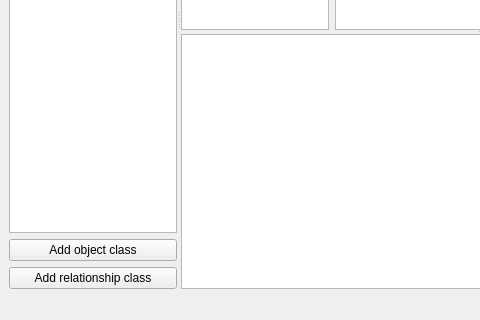
The window that spinetoolbox/ui/tabular_view_form.ui (spine-tools/Spine-Toolbox) describes before a commit, drawn with Qt 5; both pictures show x 0 to 480 and y 280 to 600 of the 800 by 600 pixel window.
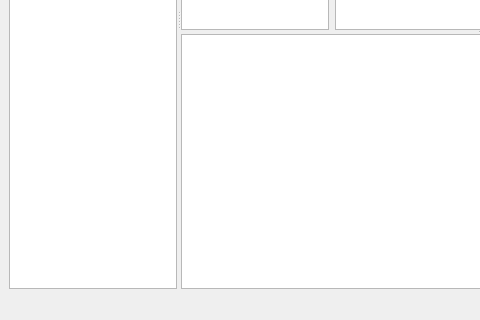
The same window after the commit. Icons and pictures are not drawn. Custom widgets are drawn as their Qt base class.

Commit message:
Remove unused buttons from Tabular view
Add Object Class and Add Relationship Class buttons are now gone from
the ui.

Re #461

Patch:
```diff
--- a/spinetoolbox/ui/tabular_view_form.ui
+++ b/spinetoolbox/ui/tabular_view_form.ui
@@ -60,20 +60,6 @@
         <item>
          <widget class="QListWidget" name="list_select_class"/>
         </item>
-        <item>
-         <widget class="QPushButton" name="pushButton_add_object_class">
-          <property name="text">
-           <string>Add object class</string>
-          </property>
-         </widget>
-        </item>
-        <item>
-         <widget class="QPushButton" name="pushButton_add_relationship_class">
-          <property name="text">
-           <string>Add relationship class</string>
-          </property>
-         </widget>
-        </item>
        </layout>
       </widget>
       <widget class="QSplitter" name="splitter_2">
```
The commit also changes 35 other files.
